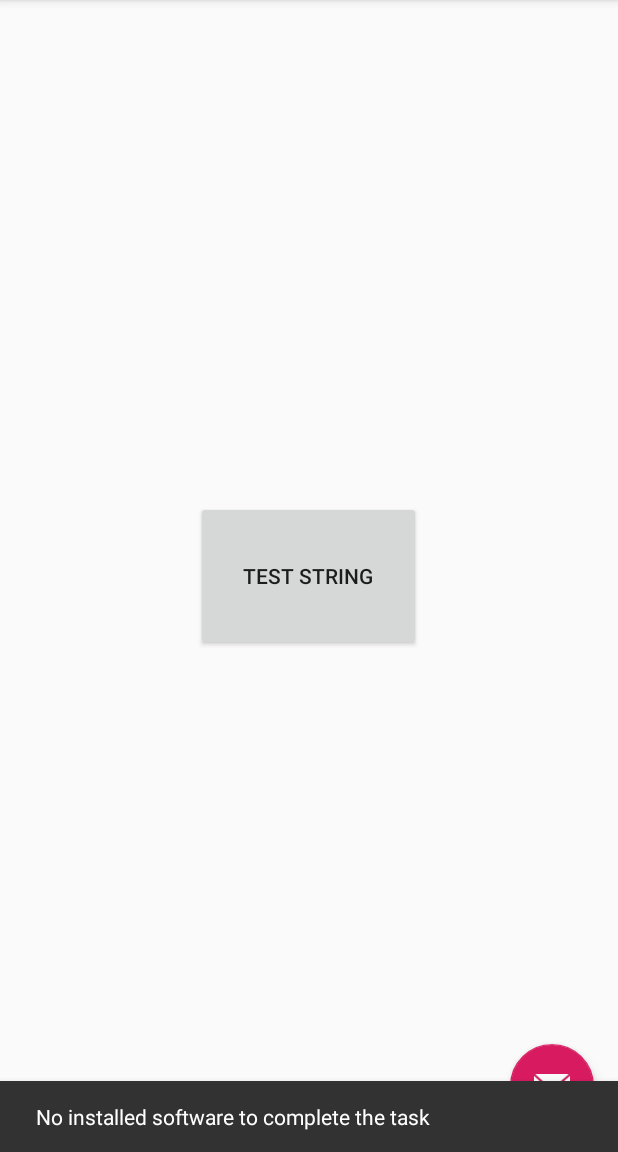
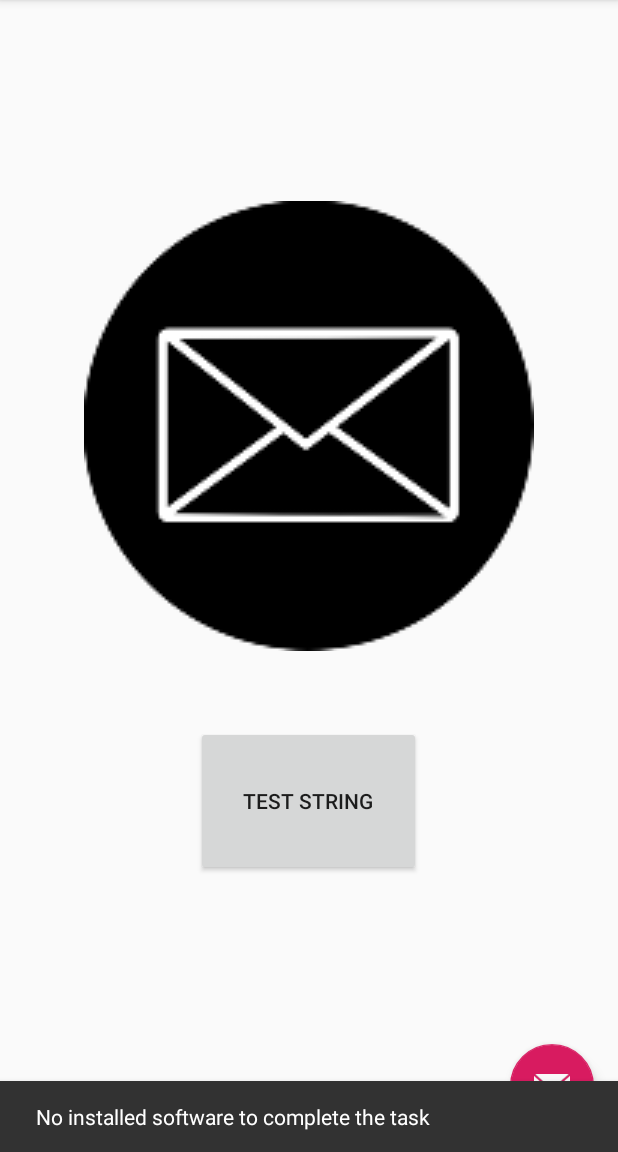
Before and after one commit to pawslaw/MAD305-Android-Project, an Android app: the fragment ContactFragment placed in its activity, after a tap on "TEST STRING", on a phone screen of 412 x 824 dp, the part 84-1236 px from its top. Run offline under Robolectric (Android 15) with nearby library versions, the phone set to English and light mode, and no system bars.

Commit message:
Uncommented imageview
Uncommented imageview in the contact fragment

```diff
--- a/app/src/main/res/layout/fragment_contact.xml
+++ b/app/src/main/res/layout/fragment_contact.xml
@@ -7,12 +7,12 @@
     android:gravity="center"
     >
 
-    <!--<ImageView-->
-        <!--android:layout_width="300dp"-->
-        <!--android:layout_height="300dp"-->
-        <!--android:src="@drawable/contact"-->
+    <ImageView
+        android:layout_width="300dp"
+        android:layout_height="300dp"
+        android:src="@drawable/contact"
 
-        <!--/>-->
+        />
     <Button
         android:layout_width="wrap_content"
         android:layout_height="wrap_content"
```
